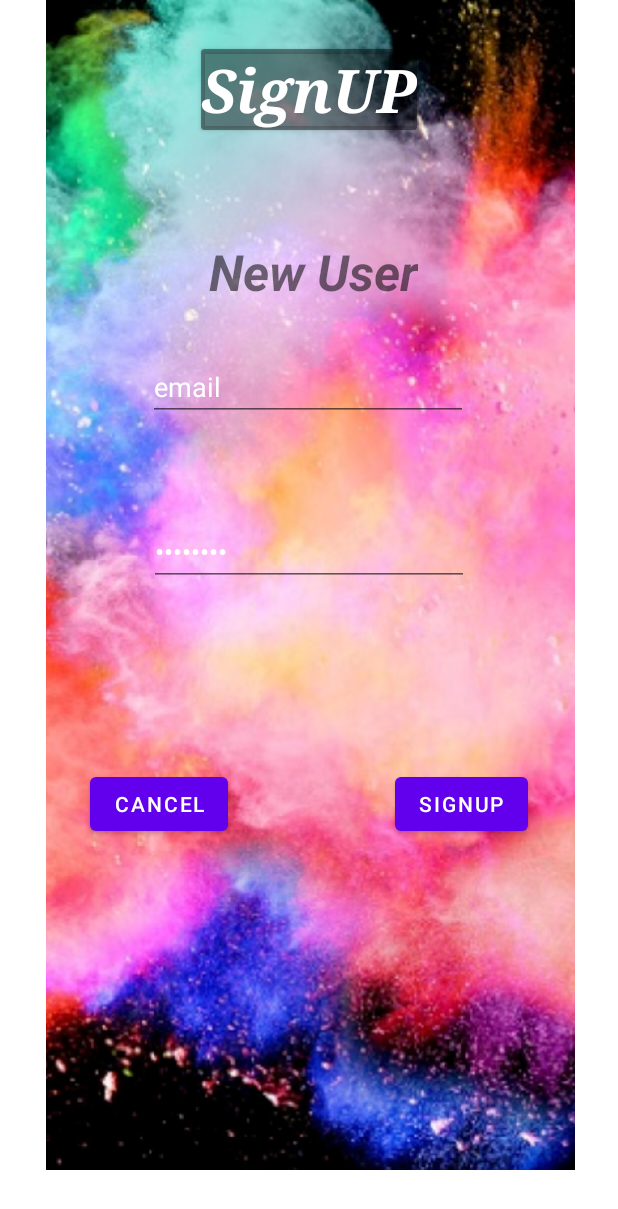
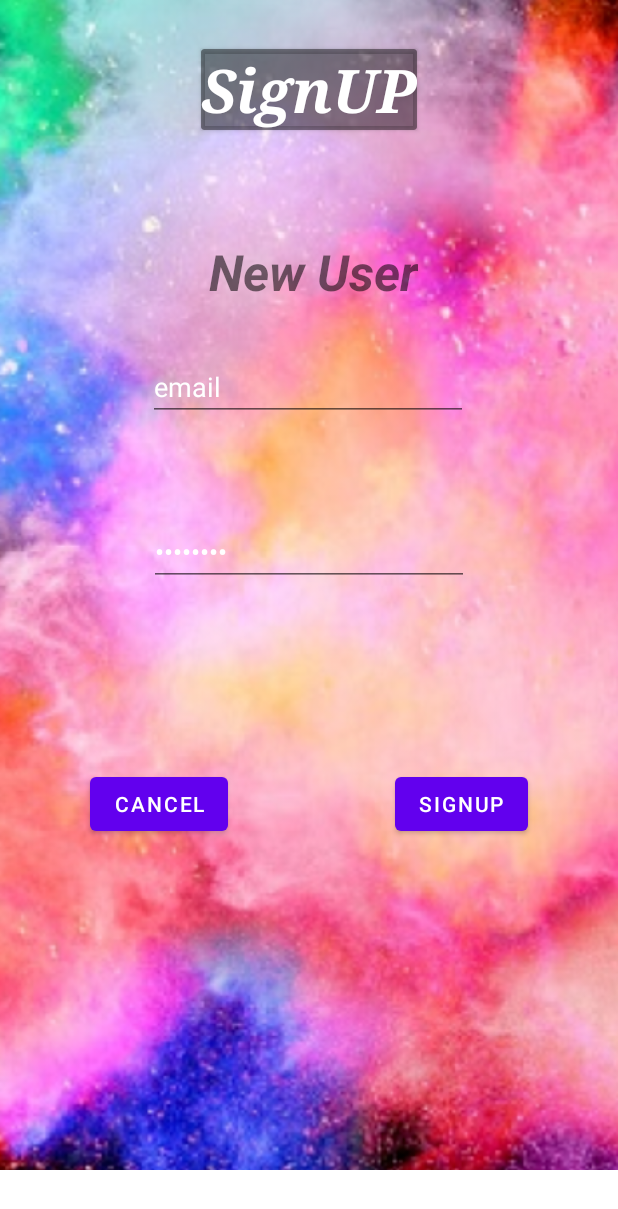
Before and after one commit to Lukasz82M/HappyCake, an Android app: the SignUpFragment screen opened through its navigation route, on a phone screen of 412 x 824 dp. Shown: the top 1209 px of the screen. Run offline under Robolectric (Android 15) with nearby library versions, the phone set to English and light mode, and no system bars; our stand-ins replace data binding; 2 statements that could not run were skipped.

Commit message:
Edit login firebase Login SignUp PLUS Kommentare signUp Screen Adapter stand 12.10.2022 CakeApiService.kt CakeRepository.kt MainViewModel.kt navGraph RecyclerView
LÄUFT

```diff
--- a/app/src/main/res/layout/fragment_home.xml
+++ b/app/src/main/res/layout/fragment_home.xml
@@ -51,7 +51,7 @@
 
             <TextView
                 android:id="@+id/ChooseYourCake"
-                android:layout_width="350dp"
+                android:layout_width="wrap_content"
                 android:layout_height="wrap_content"
                 android:alpha="2"
                 android:fontFamily="serif"
@@ -60,7 +60,7 @@
                 android:rotationY="1"
                 android:text="Choose your Cake"
                 android:textColor="@color/white"
-                android:textSize="40sp"
+                android:textSize="24sp"
                 tools:textStyle="italic" />
         </androidx.cardview.widget.CardView>
 
--- a/app/src/main/res/layout/fragment_login_.xml
+++ b/app/src/main/res/layout/fragment_login_.xml
@@ -22,6 +22,7 @@
                 android:id="@+id/backgroundLogin"
                 android:layout_width="481dp"
                 android:layout_height="733dp"
+                android:scaleType="centerCrop"
                 app:layout_constraintBottom_toBottomOf="parent"
                 app:layout_constraintEnd_toEndOf="parent"
                 app:layout_constraintStart_toStartOf="parent"
--- a/app/src/main/res/layout/fragment_sign_up.xml
+++ b/app/src/main/res/layout/fragment_sign_up.xml
@@ -16,13 +16,13 @@
             android:id="@+id/backgroundLSignup"
             android:layout_width="471dp"
             android:layout_height="780dp"
+            android:scaleType="centerCrop"
             app:layout_constraintBottom_toBottomOf="parent"
             app:layout_constraintEnd_toEndOf="parent"
             app:layout_constraintStart_toStartOf="parent"
             app:layout_constraintTop_toTopOf="parent"
             app:layout_constraintVertical_bias="0.0"
-            app:srcCompat="@drawable/onboarding_welcome"
-            tools:scaleType="fitXY" />
+            app:srcCompat="@drawable/onboarding_welcome" />
 
         <androidx.cardview.widget.CardView
             android:id="@+id/cardView4"
```
